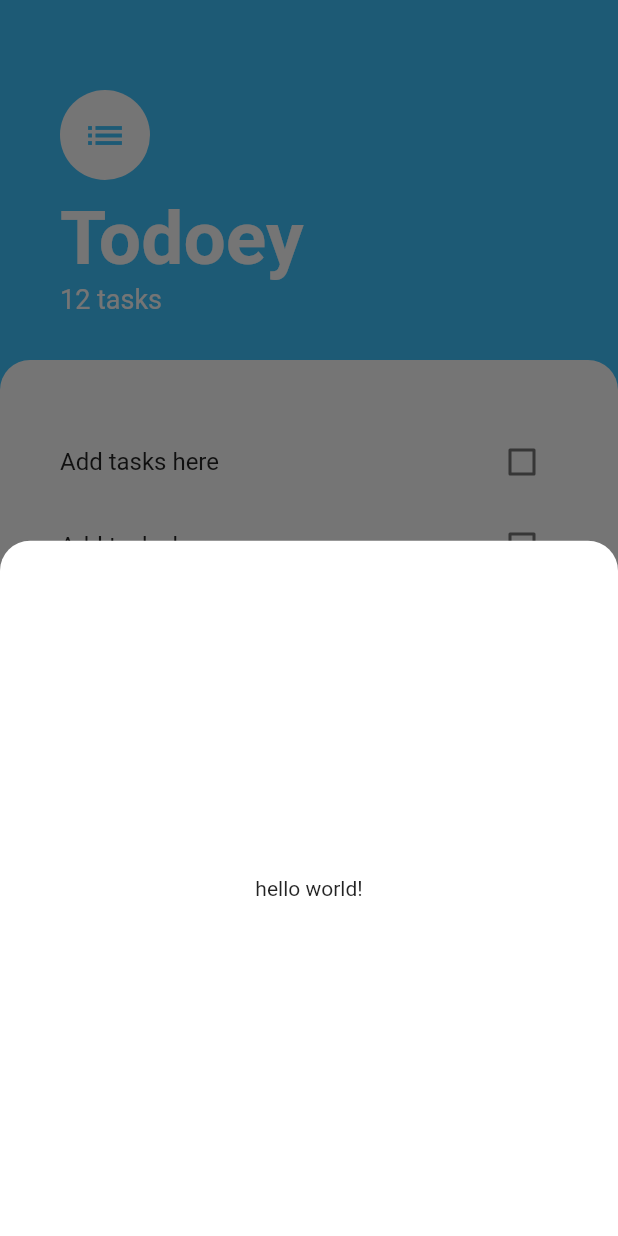
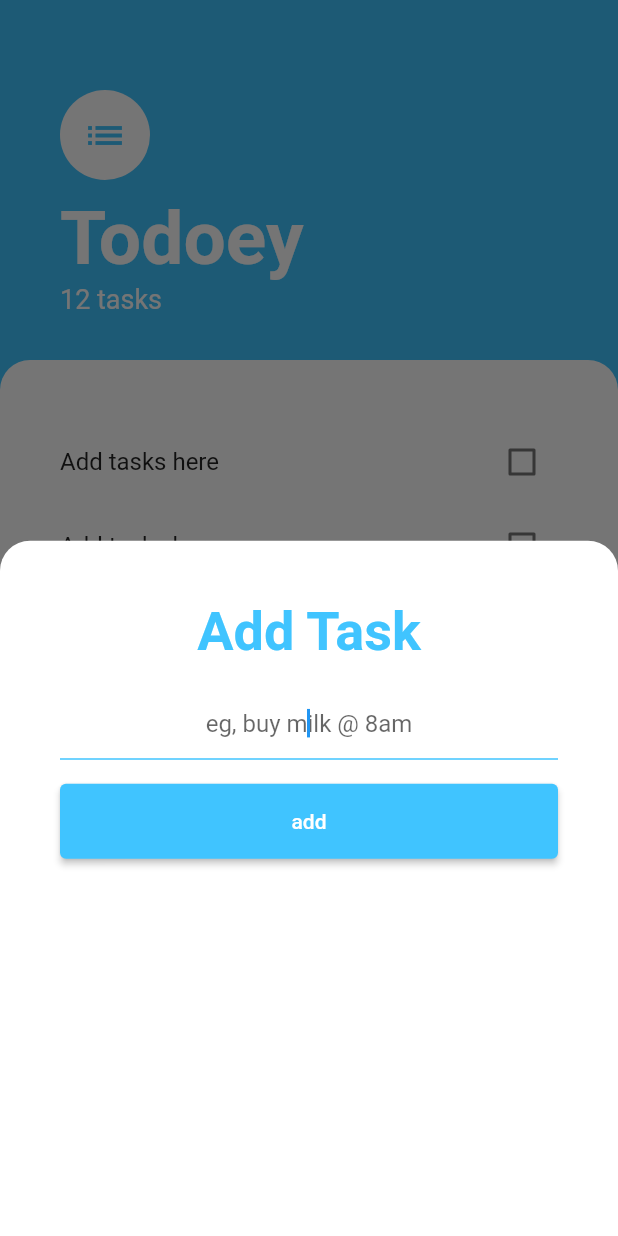
Before and after one commit to techxpert-aditya/todoey, a Flutter app: the screen it shows after launch, after a tap on the "add" icon, on a phone screen of 412 x 824 dp. Run offline on Flutter 3.47's test engine with Material 2 defaults, Android fonts, the phone set to English and light mode, and no system bars.

Commit message:
add_task_screen ui is done

```diff
--- a/lib/screens/add_task_screen.dart
+++ b/lib/screens/add_task_screen.dart
@@ -1,8 +1,13 @@
 import 'package:flutter/material.dart';
 
-class AddTaskScreen extends StatelessWidget {
+class AddTaskScreen extends StatefulWidget {
   const AddTaskScreen({super.key});
 
+  @override
+  State<AddTaskScreen> createState() => _AddTaskScreenState();
+}
+
+class _AddTaskScreenState extends State<AddTaskScreen> {
   @override
   Widget build(BuildContext context) {
     return Container(
@@ -13,8 +18,55 @@ class AddTaskScreen extends StatelessWidget {
           topRight: Radius.circular(20),
         ),
       ),
-      child: const Center(
-        child: Text('hello world!'),
+      child: Padding(
+        padding: const EdgeInsets.symmetric(horizontal: 40, vertical: 40),
+        child: Column(
+          mainAxisAlignment: MainAxisAlignment.start,
+          crossAxisAlignment: CrossAxisAlignment.stretch,
+          children: [
+            const Padding(
+              padding: EdgeInsets.only(bottom: 16),
+              child: Center(
+                  child: Text(
+                'Add Task',
+                style: TextStyle(
+                    fontSize: 36,
+                    fontWeight: FontWeight.w700,
+                    color: Colors.lightBlueAccent),
+              )),
+            ),
+            const Padding(
+              padding: EdgeInsets.only(bottom: 16),
+              child: TextField(
+                autofocus: true,
+                decoration: InputDecoration(
+                  hintText: 'eg, buy milk @ 8am',
+                  focusedBorder: UnderlineInputBorder(
+                    borderSide: BorderSide(
+                        color: Colors
+                            .lightBlueAccent), // Change the focused bar color here
+                  ),
+                ),
+                textAlign: TextAlign.center,
+              ),
+            ),
+            Flexible(
+              child: SizedBox(
+                height: 50,
+                child: ElevatedButton(
+                  style: ElevatedButton.styleFrom(
+                    backgroundColor: Colors.lightBlueAccent,
+                    foregroundColor: Colors.white,
+                  ),
+                  onPressed: () {
+                    // add task to list
+                  },
+                  child: const Text('add'),
+                ),
+              ),
+            ),
+          ],
+        ),
       ),
     );
   }
```
Also changed, not shown: lib/screens/tasks_screen.dart (+3 -4 lines).
